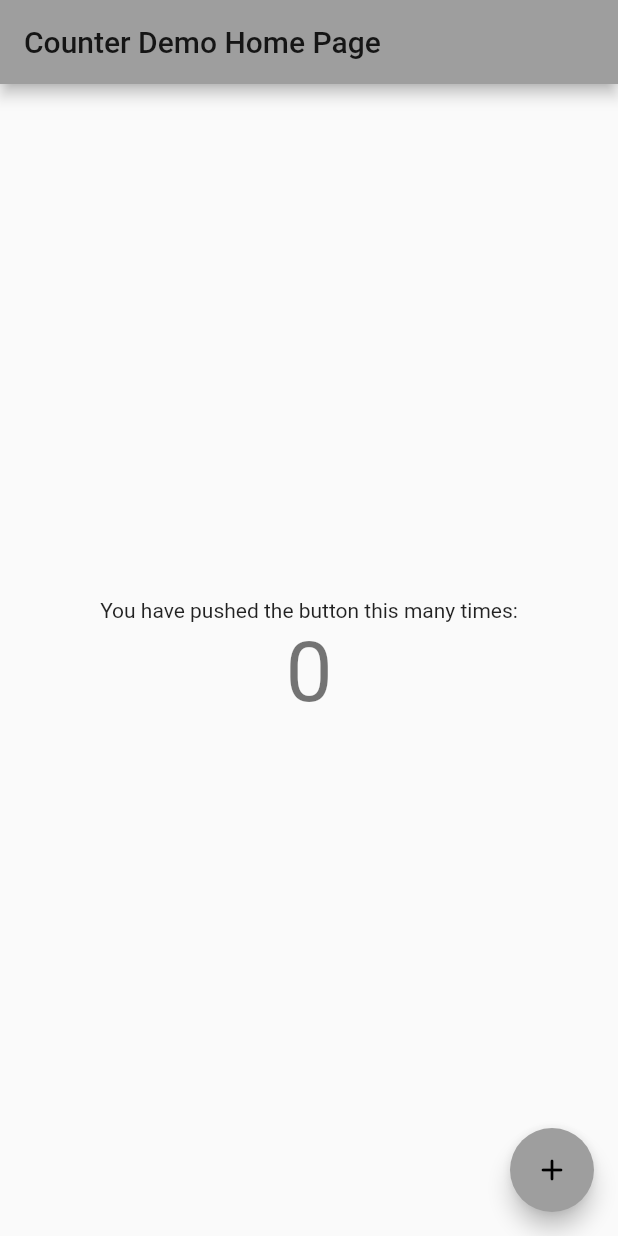
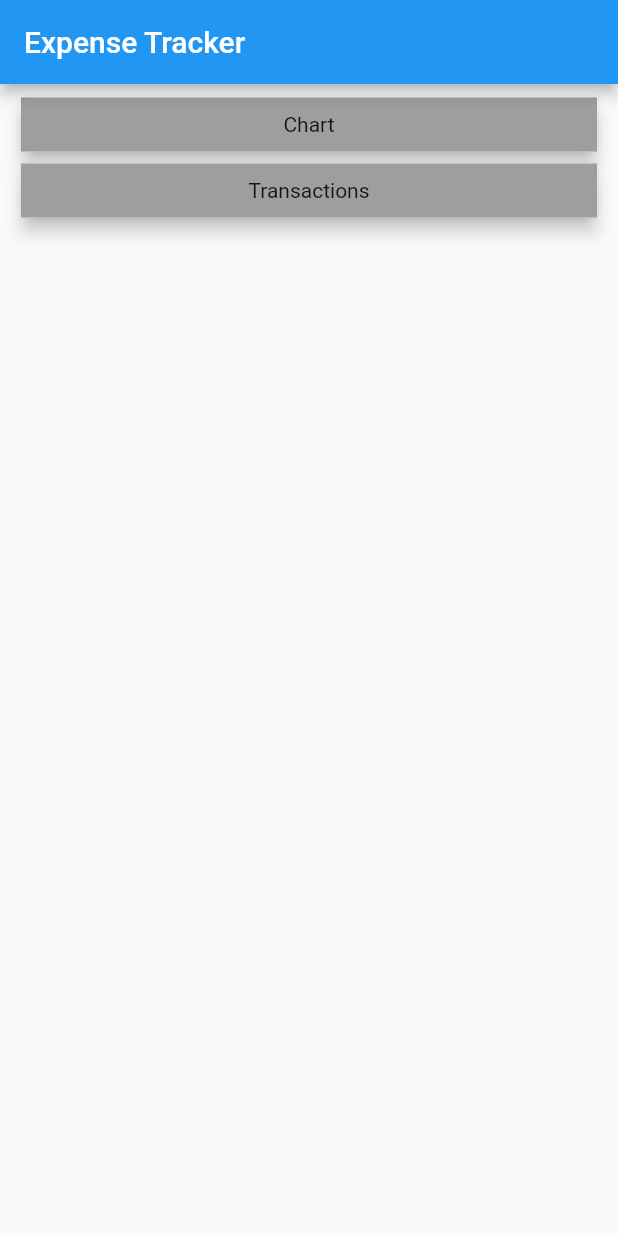
Before and after one commit to amikudev/expense_planner_max_course_flutter, a Flutter app: the screen it shows after launch, on a phone screen of 412 x 824 dp. Run offline on Flutter 3.47's test engine with Material 2 defaults, Android fonts, the phone set to English and light mode, and no system bars; our stand-ins replace velocity_x.

Commit message:
Added Basic layout using columns, containers, cards

```diff
--- /dev/null
+++ b/lib/expenseTracker.dart
@@ -0,0 +1,43 @@
+import 'package:flutter/material.dart';
+import 'package:velocity_x/velocity_x.dart';
+
+class ExpenseTracker extends StatelessWidget {
+  @override
+  Widget build(BuildContext context) {
+    return Scaffold(
+      appBar: AppBar(title: "Expense Tracker".text.make()),
+      body: Container(
+        padding: EdgeInsets.symmetric(horizontal: 10, vertical: 5),
+        child: Column(
+          mainAxisAlignment: MainAxisAlignment.start,
+          // crossAxisAlignment: CrossAxisAlignment.center,
+
+          children: [
+            Card(
+              child: Container(
+                width: double.infinity,
+                padding: EdgeInsets.symmetric(vertical: 10, horizontal: 20),
+                color: Colors.grey,
+                child: Center(
+                  child: "Chart".text.make(),
+                ),
+              ),
+              elevation: 5,
+            ),
+            Card(
+              child: Container(
+                width: double.infinity,
+                padding: EdgeInsets.symmetric(vertical: 10, horizontal: 20),
+                color: Colors.grey,
+                child: Center(
+                  child: "Transactions".text.make(),
+                ),
+              ),
+              elevation: 5,
+            )
+          ],
+        ),
+      ),
+    );
+  }
+}
--- a/lib/main.dart
+++ b/lib/main.dart
@@ -1,3 +1,4 @@
+import 'package:expense_planner_max_course/expenseTracker.dart';
 import 'package:flutter/material.dart';
 import './myHomePage.dart';
 
@@ -21,9 +22,9 @@ class MyApp extends StatelessWidget {
         // or simply save your changes to "hot reload" in a Flutter IDE).
         // Notice that the counter didn't reset back to zero; the application
         // is not restarted.
-        primarySwatch: Colors.grey,
+        primarySwatch: Colors.blue,
       ),
-      home: CounterDemo(title: 'Counter Demo Home Page'),
+      home: ExpenseTracker(),
     );
   }
 }
--- a/pubspec.yaml
+++ b/pubspec.yaml
@@ -24,7 +24,7 @@ dependencies:
   flutter:
     sdk: flutter
 
-
+  velocity_x: ^2.6.0
   # The following adds the Cupertino Icons font to your application.
   # Use with the CupertinoIcons class for iOS style icons.
   cupertino_icons: ^1.0.2
```
Also changed, not shown: pubspec.lock.
